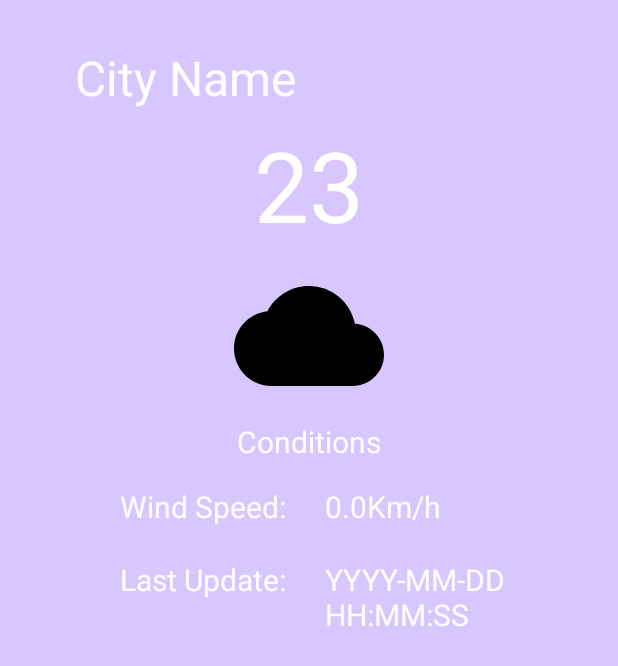
After one commit to GhaidYahya/RitajX, an Android app: the weatherActivity screen opened directly, with no data from a screen before it, on a phone screen of 412 x 824 dp. The commit adds this screen. Shown: the top 666 px of the screen. Run offline under Robolectric (Android 15) with nearby library versions, the phone set to English and light mode, and no system bars; our stand-ins replace Volley; network calls fail.

Commit message:
version4

```diff
--- a/app/build.gradle.kts
+++ b/app/build.gradle.kts
@@ -38,4 +38,5 @@ dependencies {
     androidTestImplementation("androidx.test.espresso:espresso-core:3.5.1")
     implementation("androidx.cardview:cardview:1.0.0")
     implementation ("androidx.recyclerview:recyclerview:1.2.0")
+    implementation("com.android.volley:volley:1.2.1")
 }
--- a/app/src/main/AndroidManifest.xml
+++ b/app/src/main/AndroidManifest.xml
@@ -1,7 +1,10 @@
 <?xml version="1.0" encoding="utf-8"?>
 <manifest xmlns:android="http://schemas.android.com/apk/res/android"
     xmlns:tools="http://schemas.android.com/tools">
+
     <uses-permission android:name="android.permission.INTERNET" />
+
+
     <application
         android:allowBackup="true"
         android:dataExtractionRules="@xml/data_extraction_rules"
@@ -12,6 +15,9 @@
         android:supportsRtl="true"
         android:theme="@style/Theme.RitajX"
         tools:targetApi="31">
+        <activity
+            android:name=".weatherActivity"
+            android:exported="false" />
         <activity
             android:name=".services"
             android:exported="false" />
--- /dev/null
+++ b/app/src/main/java/com/example/ritajx/weatherActivity.java
@@ -0,0 +1,107 @@
+package com.example.ritajx;
+
+import android.os.Bundle;
+import android.util.Log;
+import android.view.View;
+import android.widget.ImageView;
+import android.widget.ProgressBar;
+import android.widget.TextView;
+import android.widget.Toast;
+
+import androidx.annotation.Nullable;
+import androidx.appcompat.app.AppCompatActivity;
+
+import com.android.volley.Request;
+import com.android.volley.RequestQueue;
+import com.android.volley.Response;
+import com.android.volley.VolleyError;
+import com.android.volley.toolbox.JsonObjectRequest;
+import com.android.volley.toolbox.Volley;
+
+import org.json.JSONException;
+import org.json.JSONObject;
+
+public class weatherActivity extends AppCompatActivity {
+
+    private String url = "https://api.weatherapi.com/v1/current.json?key=8d7110bf23a5498185b145204241101&q=Palestine&aqi=yes";
+
+    private TextView textLastTime;
+    private TextView textWindSpeed;
+    private TextView textCityName;
+    private TextView textTemp;
+
+    @Override
+    protected void onCreate(@Nullable Bundle savedInstanceState) {
+        super.onCreate(savedInstanceState);
+        setContentView(R.layout.activity_weather);
+
+        // Initialize UI elements
+        textCityName = findViewById(R.id.textCityName);
+        textTemp = findViewById(R.id.textTemp);
+        textLastTime = findViewById(R.id.textLastTime);
+        textWindSpeed = findViewById(R.id.textWindSpeed);
+
+        // Make a network request using Volley
+        fetchDataFromApi();
+    }
+
+    private void fetchDataFromApi() {
+        // Instantiate the RequestQueue.
+        RequestQueue queue = Volley.newRequestQueue(this);
+
+        // Request a JSON object from the provided URL.
+        JsonObjectRequest jsonObjectRequest = new JsonObjectRequest(
+                Request.Method.GET, url, null,
+                new Response.Listener<JSONObject>() {
+                    @Override
+                    public void onResponse(JSONObject response) {
+                        // Process the JSON response and update UI
+                        parseAndDisplayData(response);
+                    }
+                },
+                new Response.ErrorListener() {
+                    @Override
+                    public void onErrorResponse(VolleyError error) {
+                        // Handle errors here
+                        Log.e("Volley Error", "Error: " + error.toString());
+                        // You can add error handling logic here
+                        // Optional: Display an error message to the user
+                        if (error.networkResponse != null) {
+                            String statusCode = String.valueOf(error.networkResponse.statusCode);
+                            Log.e("Status Code", statusCode);
+                            Toast.makeText(weatherActivity.this, "Network error: " + statusCode, Toast.LENGTH_LONG).show();
+                        } else {
+                            // This block handles errors like timeout or no connection
+                            Toast.makeText(weatherActivity.this, "Network error, please check your connection", Toast.LENGTH_LONG).show();
+                        }
+                    }
+                });
+
+        // Add the request to the RequestQueue.
+        queue.add(jsonObjectRequest);
+    }
+
+    private void parseAndDisplayData(JSONObject response) {
+        try {
+            // Extract data from the JSON response
+            JSONObject location = response.getJSONObject("location");
+            String cityName = location.getString("name");
+
+            JSONObject current = response.getJSONObject("current");
+            double temperature = current.getDouble("temp_c");
+            String lastUpdated = current.getString("last_updated");
+            double windSpeed = current.getDouble("wind_kph");
+
+            // Update UI elements with the extracted data
+            textCityName.setText(cityName);
+            textTemp.setText(String.valueOf(temperature));
+            textLastTime.setText(lastUpdated);
+            textWindSpeed.setText(String.valueOf(windSpeed) + " Km/h");
+
+
+        } catch (JSONException e) {
+            e.printStackTrace();
+        }
+    }
+
+}
--- /dev/null
+++ b/app/src/main/res/drawable/cloud.xml
@@ -0,0 +1,5 @@
+<vector android:height="24dp" android:tint="#000000"
+    android:viewportHeight="24" android:viewportWidth="24"
+    android:width="24dp" xmlns:android="http://schemas.android.com/apk/res/android">
+    <path android:fillColor="@android:color/white" android:pathData="M19.35,10.04C18.67,6.59 15.64,4 12,4 9.11,4 6.6,5.64 5.35,8.04 2.34,8.36 0,10.91 0,14c0,3.31 2.69,6 6,6h13c2.76,0 5,-2.24 5,-5 0,-2.64 -2.05,-4.78 -4.65,-4.96z"/>
+</vector>
--- /dev/null
+++ b/app/src/main/res/layout/activity_weather.xml
@@ -0,0 +1,144 @@
+<?xml version="1.0" encoding="utf-8"?>
+<RelativeLayout
+    xmlns:android="http://schemas.android.com/apk/res/android"
+    xmlns:app="http://schemas.android.com/apk/res-auto"
+    xmlns:tools="http://schemas.android.com/tools"
+    android:layout_width="match_parent"
+    android:layout_height="match_parent"
+    android:background="@color/purple_700"
+    tools:context=".MainActivity">
+
+    <RelativeLayout
+        android:id="@+id/RLHome"
+        android:layout_width="match_parent"
+        android:layout_height="match_parent"
+        android:visibility="visible">
+
+        <ImageView
+            android:id="@+id/imgBG"
+            android:layout_alignParentTop="true"
+            android:layout_width="match_parent"
+            android:layout_height="match_parent"
+            android:scaleType="centerCrop"
+            android:src="@color/purple_700" />
+
+        <TextView
+            android:id="@+id/textCityName"
+            android:layout_width="wrap_content"
+            android:layout_height="wrap_content"
+            android:layout_marginTop="30dp"
+            android:gravity="center"
+            android:text="City Name"
+            android:textAlignment="center"
+            android:textColor="@color/white"
+            android:textSize="32sp"
+            android:layout_marginStart="50dp"/>
+
+        <TextView
+            android:id="@+id/textTemp"
+            android:layout_width="match_parent"
+            android:layout_height="wrap_content"
+            android:layout_below="@id/textCityName"
+            android:layout_margin="4dp"
+            android:gravity="center_horizontal"
+            android:padding="2dp"
+            android:text="23"
+            android:textColor="@color/white"
+            android:textSize="65sp" />
+
+        <ImageView
+            android:id="@+id/imgWeather"
+            android:layout_width="100dp"
+            android:layout_height="100dp"
+            android:layout_below="@id/textTemp"
+            android:layout_centerHorizontal="true"
+            android:layout_margin="1dp"
+            android:src="@drawable/cloud" />
+
+        <TextView
+            android:id="@+id/textConditions"
+            android:layout_width="match_parent"
+            android:layout_height="wrap_content"
+            android:layout_below="@id/imgWeather"
+            android:layout_margin="5dp"
+            android:gravity="center"
+            android:text="Conditions"
+            android:textSize="20sp"
+            android:textAlignment="center"
+            android:textColor="@color/white" />
+
+        <LinearLayout
+            android:id="@+id/llWind"
+            android:layout_width="match_parent"
+            android:layout_height="wrap_content"
+            android:layout_below="@id/textConditions"
+            android:orientation="horizontal"
+            android:weightSum="4">
+
+            <TextView
+                android:id="@+id/textWind"
+                android:layout_width="0dp"
+                android:layout_height="wrap_content"
+                android:layout_margin="5dp"
+                android:layout_weight="2"
+                android:background="@android:color/transparent"
+                android:gravity="end"
+                android:padding="5dp"
+                android:text="Wind Speed: "
+                android:textColor="@color/white"
+                android:textSize="20sp" />
+
+            <TextView
+                android:id="@+id/textWindSpeed"
+                android:layout_width="0dp"
+                android:layout_height="wrap_content"
+                android:layout_margin="5dp"
+                android:layout_weight="2"
+                android:background="@android:color/transparent"
+                android:gravity="start"
+                android:padding="5dp"
+                android:text="0.0Km/h"
+                android:textColor="@color/white"
+                android:textSize="20sp" />
+
+        </LinearLayout>
+
+        <LinearLayout
+            android:id="@+id/llTime"
+            android:layout_width="match_parent"
+            android:layout_height="wrap_content"
+            android:layout_below="@id/llWind"
+            android:orientation="horizontal"
+            android:weightSum="4">
+
+            <TextView
+                android:id="@+id/textCity"
+                android:layout_width="0dp"
+                android:layout_height="wrap_content"
+                android:layout_margin="5dp"
+                android:layout_weight="2"
+                android:background="@android:color/transparent"
+                android:gravity="end"
+                android:padding="5dp"
+                android:text="Last Update: "
+                android:textColor="@color/white"
+                android:textSize="20sp" />
+
+            <TextView
+                android:id="@+id/textLastTime"
+                android:layout_width="0dp"
+                android:layout_height="wrap_content"
+                android:layout_margin="5dp"
+                android:layout_weight="2"
+                android:background="@android:color/transparent"
+                android:gravity="start"
+                android:padding="5dp"
+                android:text="YYYY-MM-DD\nHH:MM:SS"
+                android:textColor="@color/white"
+                android:textSize="20sp" />
+
+        </LinearLayout>
+
+    </RelativeLayout>
+
+</RelativeLayout>
--- a/app/src/main/res/layout/weather.xml
+++ b/app/src/main/res/layout/weather.xml
@@ -1,6 +1,6 @@
 <androidx.cardview.widget.CardView xmlns:android="http://schemas.android.com/apk/res/android"
     android:layout_width="match_parent"
-    android:layout_height="wrap_content"
+    android:layout_height="180dp"
     android:layout_margin="8dp">
 
 
@@ -26,14 +26,14 @@
                 <TextView
                     android:layout_width="wrap_content"
                     android:layout_height="wrap_content"
-                    android:text="Darjeeling"
+                    android:text="Ramallah Weather"
                     android:textColor="#000000"
                     android:textSize="22sp" />
 
                 <TextView
                     android:layout_width="wrap_content"
                     android:layout_height="wrap_content"
-                    android:text="2 weeks ago"
+                    android:text="Tap To See the Weather at Current Time"
                     android:textColor="#000000"
                     android:textSize="14sp" />
             </LinearLayout>
```
Also changed, not shown: app/src/main/java/com/example/ritajx/SliderAdapter.java (+33 -5 lines), app/src/main/java/com/example/ritajx/home.java (+20 -2 lines), app/src/main/res/layout/birzeit.xml (added, +44 -0 lines), app/src/main/res/layout/birzeitcard.xml (added, +14 -0 lines), app/src/main/res/layout/gazagenocide.xml (added, +15 -0 lines), app/src/main/res/drawable/bbbbb.jpeg (added), app/src/main/res/drawable/birzeit.jpeg (added), app/src/main/res/drawable/gazawar.jpeg (added), app/src/main/res/drawable/gazawar2.jpeg (added).
